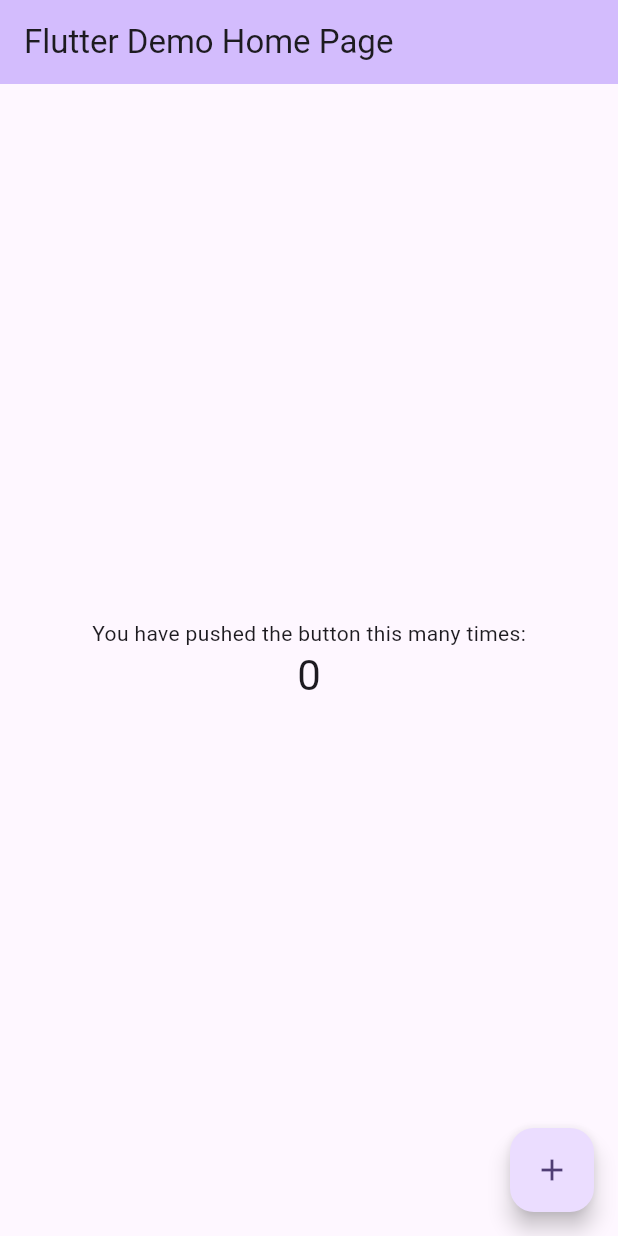
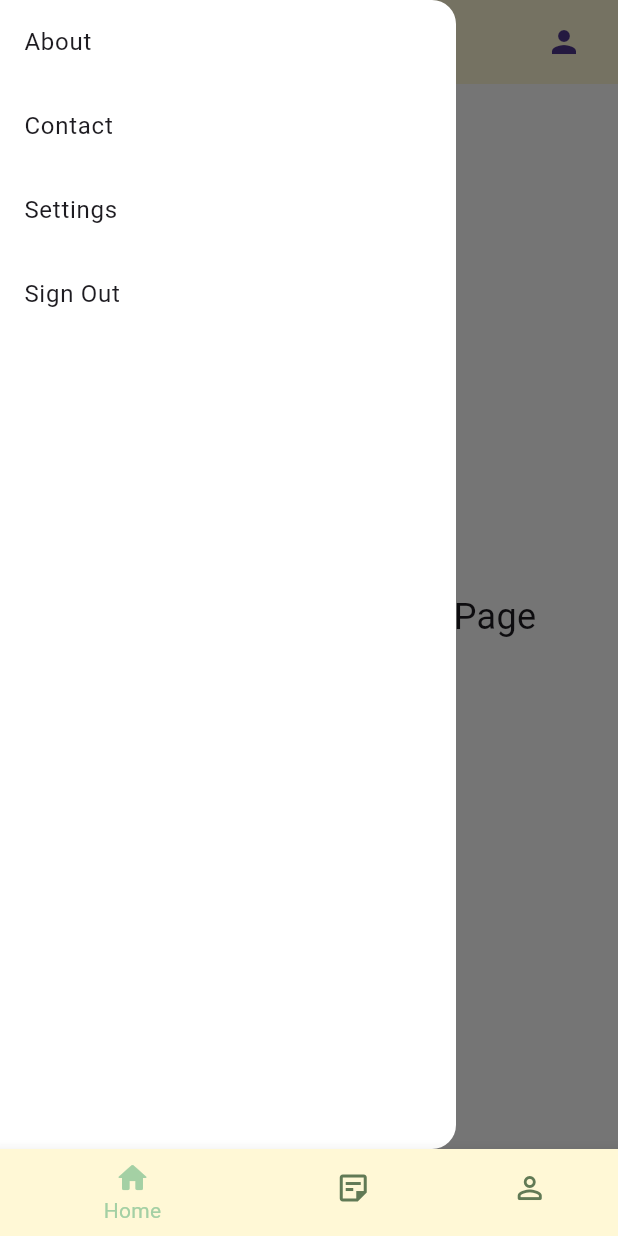
Before and after one commit to BertyAl/FlutterP1, a Flutter app: the screen it shows after launch, with the side drawer open (before the commit the screen has no drawer), on a phone screen of 412 x 824 dp. Run offline on Flutter 3.47's test engine with Material 3 defaults, Android fonts, the phone set to English and light mode, and no system bars.

Commit message:
Adding Homepage, Profile , Ticket Screen

```diff
--- /dev/null
+++ b/lib/homepage.dart
@@ -0,0 +1,100 @@
+import 'package:flutter/material.dart';
+import 'package:flutter_project1/utils/colors.dart';
+
+class Homepages extends StatelessWidget {
+   Homepages({Key? key}) : super(key: key);
+
+  final GlobalKey<ScaffoldState> _scaffoldKey = GlobalKey<ScaffoldState>();
+
+  @override
+  Widget build(BuildContext context) {
+    final width = MediaQuery.of(context).size.width;
+    final bool isLargeScreen = width > 800;
+
+    return Theme(
+      data: ThemeData.light(),
+      child: Scaffold(
+        key: _scaffoldKey,
+        appBar: AppBar(
+          backgroundColor: main1,
+          elevation: 0,
+          titleSpacing: 0,
+          leading: isLargeScreen
+              ? null
+              : IconButton(
+            icon: const Icon(Icons.menu),
+            onPressed: () => _scaffoldKey.currentState?.openDrawer(),
+          ),
+          actions: const [
+            Padding(
+              padding: EdgeInsets.only(right: 16.0),
+              child: CircleAvatar(child: _ProfileIcon(),backgroundColor: Colors.transparent,),
+            )
+          ],
+        ),
+        drawer: isLargeScreen ? null : _drawer(),
+        body: Center(
+
+          child: Text(
+            "Welcome to the Home Page",
+            style: TextStyle(fontSize: 24),
+          ),
+        ),
+        backgroundColor: Colors.white,
+      ),
+    );
+  }
+
+  Widget _drawer() => Drawer(
+    backgroundColor: Colors.white,
+    child: ListView(
+      children: _menuItems
+          .map((item) => ListTile(
+        onTap: () {
+          _scaffoldKey.currentState?.openEndDrawer();
+        },
+        title: Text(item),
+      ))
+          .toList(),
+    ),
+  );
+
+
+}
+
+final List<String> _menuItems = <String>[
+  'About',
+  'Contact',
+  'Settings',
+  'Sign Out',
+];
+
+enum Menu { itemOne, itemTwo, itemThree }
+
+class _ProfileIcon extends StatelessWidget {
+  const _ProfileIcon({Key? key}) : super(key: key);
+
+  @override
+  Widget build(BuildContext context) {
+    return PopupMenuButton<Menu>(
+        icon: const Icon(Icons.person,),
+        offset: const Offset(0, 40),
+        onSelected: (Menu item) {},
+        color: Colors.white,
+        itemBuilder: (BuildContext context) => <PopupMenuEntry<Menu>>[
+          const PopupMenuItem<Menu>(
+            value: Menu.itemOne,
+            child: Text('Account'),
+
+          ),
+          const PopupMenuItem<Menu>(
+            value: Menu.itemTwo,
+            child: Text('Settings'),
+          ),
+          const PopupMenuItem<Menu>(
+            value: Menu.itemThree,
+            child: Text('Sign Out'),
+          ),
+        ]);
+  }
+}
--- a/lib/main.dart
+++ b/lib/main.dart
@@ -1,125 +1,22 @@
 import 'package:flutter/material.dart';
+import 'package:flutter_project1/utils/colors.dart';
+import 'package:flutter_project1/homepage.dart';  // Make sure the path is correct
+import 'package:flutter_project1/responsive/navbar.dart';
 
 void main() {
-  runApp(const MyApp());
+  runApp(MyApp());
 }
 
 class MyApp extends StatelessWidget {
-  const MyApp({super.key});
-
-  // This widget is the root of your application.
   @override
   Widget build(BuildContext context) {
     return MaterialApp(
-      title: 'Flutter Demo',
+      title: 'WhatsApp Clone',
       theme: ThemeData(
-        // This is the theme of your application.
-        //
-        // TRY THIS: Try running your application with "flutter run". You'll see
-        // the application has a purple toolbar. Then, without quitting the app,
-        // try changing the seedColor in the colorScheme below to Colors.green
-        // and then invoke "hot reload" (save your changes or press the "hot
-        // reload" button in a Flutter-supported IDE, or press "r" if you used
-        // the command line to start the app).
-        //
-        // Notice that the counter didn't reset back to zero; the application
-        // state is not lost during the reload. To reset the state, use hot
-        // restart instead.
-        //
-        // This works for code too, not just values: Most code changes can be
-        // tested with just a hot reload.
-        colorScheme: ColorScheme.fromSeed(seedColor: Colors.deepPurple),
-        useMaterial3: true,
+        primaryColor: Color(0xFF075E54),// You can use your custom color
+        canvasColor: Colors.white,
       ),
-      home: const MyHomePage(title: 'Flutter Demo Home Page'),
+      home: SimpleBottomNavigation(),
     );
   }
 }
-
-class MyHomePage extends StatefulWidget {
-  const MyHomePage({super.key, required this.title});
-
-  // This widget is the home page of your application. It is stateful, meaning
-  // that it has a State object (defined below) that contains fields that affect
-  // how it looks.
-
-  // This class is the configuration for the state. It holds the values (in this
-  // case the title) provided by the parent (in this case the App widget) and
-  // used by the build method of the State. Fields in a Widget subclass are
-  // always marked "final".
-
-  final String title;
-
-  @override
-  State<MyHomePage> createState() => _MyHomePageState();
-}
-
-class _MyHomePageState extends State<MyHomePage> {
-  int _counter = 0;
-
-  void _incrementCounter() {
-    setState(() {
-      // This call to setState tells the Flutter framework that something has
-      // changed in this State, which causes it to rerun the build method below
-      // so that the display can reflect the updated values. If we changed
-      // _counter without calling setState(), then the build method would not be
-      // called again, and so nothing would appear to happen.
-      _counter++;
-    });
-  }
-
-  @override
-  Widget build(BuildContext context) {
-    // This method is rerun every time setState is called, for instance as done
-    // by the _incrementCounter method above.
-    //
-    // The Flutter framework has been optimized to make rerunning build methods
-    // fast, so that you can just rebuild anything that needs updating rather
-    // than having to individually change instances of widgets.
-    return Scaffold(
-      appBar: AppBar(
-        // TRY THIS: Try changing the color here to a specific color (to
-        // Colors.amber, perhaps?) and trigger a hot reload to see the AppBar
-        // change color while the other colors stay the same.
-        backgroundColor: Theme.of(context).colorScheme.inversePrimary,
-        // Here we take the value from the MyHomePage object that was created by
-        // the App.build method, and use it to set our appbar title.
-        title: Text(widget.title),
-      ),
-      body: Center(
-        // Center is a layout widget. It takes a single child and positions it
-        // in the middle of the parent.
-        child: Column(
-          // Column is also a layout widget. It takes a list of children and
-          // arranges them vertically. By default, it sizes itself to fit its
-          // children horizontally, and tries to be as tall as its parent.
-          //
-          // Column has various properties to control how it sizes itself and
-          // how it positions its children. Here we use mainAxisAlignment to
-          // center the children vertically; the main axis here is the vertical
-          // axis because Columns are vertical (the cross axis would be
-          // horizontal).
-          //
-          // TRY THIS: Invoke "debug painting" (choose the "Toggle Debug Paint"
-          // action in the IDE, or press "p" in the console), to see the
-          // wireframe for each widget.
-          mainAxisAlignment: MainAxisAlignment.center,
-          children: <Widget>[
-            const Text(
-              'You have pushed the button this many times:',
-            ),
-            Text(
-              '$_counter',
-              style: Theme.of(context).textTheme.headlineMedium,
-            ),
-          ],
-        ),
-      ),
-      floatingActionButton: FloatingActionButton(
-        onPressed: _incrementCounter,
-        tooltip: 'Increment',
-        child: const Icon(Icons.add),
-      ), // This trailing comma makes auto-formatting nicer for build methods.
-    );
-  }
-}
--- /dev/null
+++ b/lib/responsive/navbar.dart
@@ -0,0 +1,73 @@
+import 'package:flutter/material.dart';
+import 'package:flutter_project1/screens/profile_screen.dart';
+import 'package:flutter_project1/utils/colors.dart';  // Ensure the path to colors.dart is correct
+import 'package:flutter_project1/homepage.dart';
+import 'package:flutter_project1/screens/ticket_screen.dart';
+import 'package:flutter_project1/screens/profile_screen.dart';
+
+class SimpleBottomNavigation extends StatefulWidget {
+  const SimpleBottomNavigation({Key? key}) : super(key: key);
+
+  @override
+  State<SimpleBottomNavigation> createState() => _SimpleBottomNavigationState();
+
+}
+
+class _SimpleBottomNavigationState extends State<SimpleBottomNavigation> {
+  int _selectedIndex = 0;
+  final List<Widget> _pages = [
+    Homepages(),
+    TicketScreen(),
+    ProfileScreen(),
+  ];
+
+  @override
+  Widget build(BuildContext context) {
+    return Theme(
+      data:Theme.of(context).copyWith(
+        canvasColor: main1,
+      ),
+      child: Scaffold(
+        body: _pages[_selectedIndex],
+        bottomNavigationBar: BottomNavigationBar(
+          currentIndex: _selectedIndex,
+          selectedItemColor: upper1,
+          unselectedItemColor: lower1,
+
+          type: BottomNavigationBarType.shifting,
+          onTap: (index) {
+            setState(() {
+              _selectedIndex = index;
+            });
+          },
+          items: _navBarItems,
+        ),
+      ),
+
+
+    );
+  }
+}
+
+const _navBarItems = [
+  BottomNavigationBarItem(
+    icon: Icon(Icons.home_outlined),
+    activeIcon: Icon(Icons.home_rounded),
+    label: 'Home',
+  ),
+  BottomNavigationBarItem(
+    icon: Icon(Icons.sticky_note_2_outlined),
+    activeIcon: Icon(Icons.sticky_note_2_sharp),
+    label: 'Tickets',
+  ),
+  // BottomNavigationBarItem(
+  //   icon: Icon(Icons.shopping_bag_outlined),
+  //   activeIcon: Icon(Icons.shopping_bag),
+  //   label: 'Cart',
+  // ),
+  BottomNavigationBarItem(
+    icon: Icon(Icons.person_outline_rounded),
+    activeIcon: Icon(Icons.person_rounded),
+    label: 'Profile',
+  ),
+];
--- /dev/null
+++ b/lib/utils/colors.dart
@@ -0,0 +1,15 @@
+import 'package:flutter/material.dart';
+
+
+const bluedUI = Color(0xFF38686A);
+const blueltUI = Color(0xFF187795);
+const blueUI = Color(0xFF2589BD);
+const greenlUI = Color(0xFFA3B4A2);
+const creamUI  = Color(0xFFCDC6AE);
+
+//color main 2
+
+const main1= Color(0xFFFFF8D6);
+const middle1= Color(0xFFF7E1AE);
+const upper1 = Color(0xFFA4D0A4);
+const lower1 = Color(0xFF617A55);
--- a/pubspec.yaml
+++ b/pubspec.yaml
@@ -28,6 +28,7 @@ environment:
 # the latest version available on pub.dev. To see which dependencies have newer
 # versions available, run `flutter pub outdated`.
 dependencies:
+  provider: ^6.0.5
   flutter:
     sdk: flutter
 
```
Also changed, not shown: lib/screens/profile_screen.dart (added, +34 -0 lines), lib/screens/ticket_screen.dart (added, +34 -0 lines), lib/providers/provider.dart (added), pubspec.lock.
